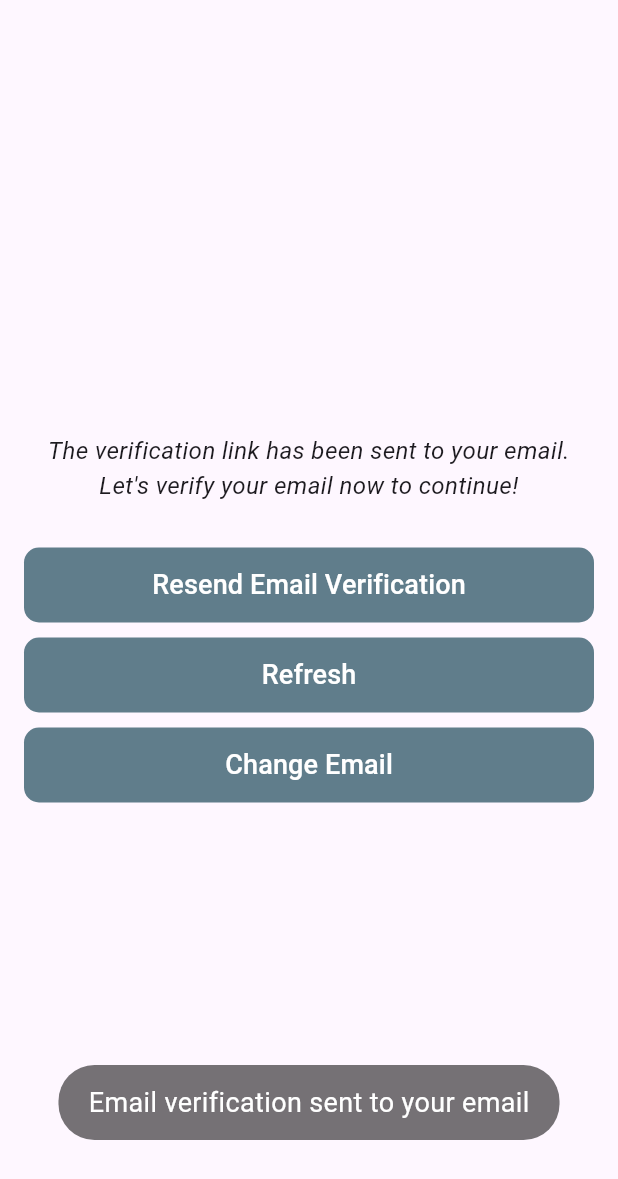
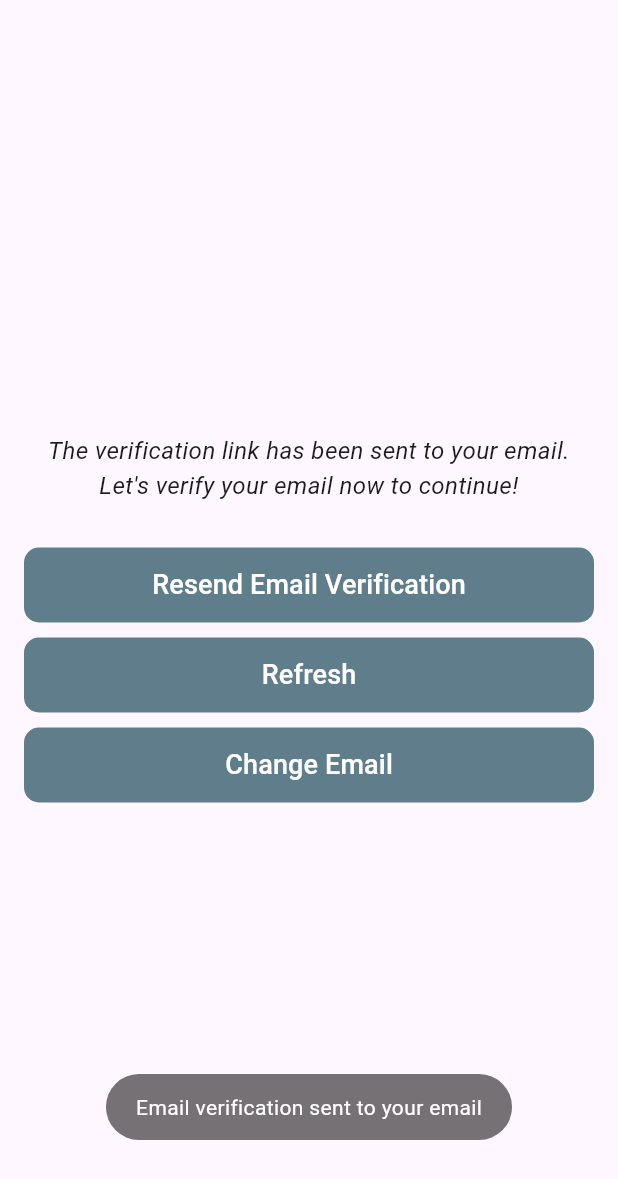
Before and after one commit to itsmeyogs/my_chat, a Flutter app: the VerifyEmailPage screen opened by its route, after a tap on "Resend Email Verification", on a phone screen of 412 x 824 dp. Shown: the top 1179 px of the screen. Run offline on Flutter 3.47's test engine with Material 3 defaults, Android fonts, the light colour scheme and no system bars; our stand-ins replace cloud_firestore, firebase_auth, firebase_core, firebase_storage, flutter_riverpod, fluttertoast and 3 more; accounts and stored records are empty; network calls fail.

Commit message:
changed some views and added some comments

```diff
--- a/lib/core/constants/app_message.dart
+++ b/lib/core/constants/app_message.dart
@@ -1,7 +1,12 @@
+//class yang berisi string message pada aplikasi
+
 class AppMessage{
+  //message validasi textForm name
   static const String errorNameEmpty = "Name cannot be empty.";
   static const String errorNameMinLength = "Name must be at least 3 characters long.";
   static const String errorEmailEmpty = "Email cannot be empty.";
+
+  //message validasi textForm password
   static const String errorEmailNotValid = "Please enter a valid email address.";
   static const String errorPasswordEmpty = "Password cannot be empty.";
   static const String errorPasswordMinLength = "Password must be at least 6 characters long.";
@@ -9,26 +14,40 @@ class AppMessage{
   static const String errorPasswordNotContainLowercase = "Password must contain at least one lowercase letter";
   static const String errorPasswordNotContainNumber = "Password must contain at least one number";
 
+  //message default error
+  static const String defaultError="An error occurred. Please try again later";
 
+  //message ketika login error
   static const String errorLogin = "Can't log in. Please check your email address and password.";
-  static const String defaultError="An error occurred. Please try again later";
+  //message ketika register error(email sudah digunakan)
   static const String errorEmailAlreadyInUse="The new email address is already in use.";
 
+  //message yang ditampilkan di verify email page
   static const String emailVerificationHasBeenSent = "The verification link has been sent to your email.";
   static const String letsVerifyEmail = "Let's verify your email now to continue!";
+
+  //message ketika tombol resendEmailVerification diklik pada verify email page
   static const String resentEmailVerification = "Email verification sent to your email";
 
+  //message ketika berhasil mengubah nama
   static const String successUpdateProfileName = "Updated name successfully";
+
+  //message ketika berhasil mengubah foto profile
   static const String successUpdateProfilePic = "Updated profile photo successfully";
 
+  //message ketika change password dan current password salah
   static const String errorCurrentPasswordIncorrect = "The current password is incorrect";
+
+  //message ketika change password yang mana current dan new password sama
   static const String errorNewPasswordSameCurrentPassword = "The new password cannot be the same as the current password";
 
+  //message ketika berhasil mengubah password
   static const String successUpdatePassword = "Change password successfully";
-  static const String successDeleteAccount = "Account deleted successfully.";
 
+  //message ketika belum ada sama sekali chat
   static const String noChatMessage = "Click the + to start a new conversation";
 
+  //message ketika fitur belum ada(coming soon)
   static const String comingSoon = "Coming Soon!";
 
 
--- a/lib/core/constants/extensions.dart
+++ b/lib/core/constants/extensions.dart
@@ -1,4 +1,6 @@
 import 'package:jiffy/jiffy.dart';
+
+//menambahkan extensi FormatDate untuk DateTime dengan menggunakan jiffy
 
 extension FormatDate on DateTime {
   String jm() => Jiffy.parseFromDateTime(this).jm;
--- a/lib/core/constants/firebase_collection_names.dart
+++ b/lib/core/constants/firebase_collection_names.dart
@@ -1,3 +1,5 @@
+//class yang berisi nama collection yang akan dibuat/digunakan nantinya
+
 class FirebaseCollectionNames{
   static const String users = 'users';
   static const String chatrooms = 'chatrooms';
--- a/lib/core/constants/storage_folder_names.dart
+++ b/lib/core/constants/storage_folder_names.dart
@@ -1,4 +1,7 @@
+//class yang berisi nama folder di firebase storage
+
 class StorageFolderNames{
+  //nama folder untuk menyimpan foto profil
   static const String profilePics = 'profile_pics';
 
   StorageFolderNames._();
--- a/lib/core/repository/user_repository.dart
+++ b/lib/core/repository/user_repository.dart
@@ -186,7 +186,7 @@ class UserRepository {
   }
 
   //change email
-  Future<void> deleteAccount() async{
+  Future<void> changeAccountFromVerify() async{
     final currentUser = _auth.currentUser;
     try{
       if(currentUser!=null){
@@ -208,7 +208,4 @@ class UserRepository {
       showToastMessage(text: e.toString());
     }
   }
-
-
-
 }
--- a/lib/core/utils/utils.dart
+++ b/lib/core/utils/utils.dart
@@ -4,27 +4,41 @@ import 'package:fluttertoast/fluttertoast.dart';
 import 'package:image_picker/image_picker.dart';
 
 
-//pick image method
-Future<File?> pickImage() async{
+// Fungsi untuk menampilkan Image Picker
+Future<File?> pickImage() async {
+  // Membuat variabel nullable bertipe File dengan nama image untuk menyimpan path gambar
   File? image;
+
+  // Inisialisasi ImagePicker
   final picker = ImagePicker();
-  final file = await picker.pickImage(source: ImageSource.gallery, maxWidth: 720, maxHeight: 720);
 
-  if(file != null){
+  // Menampilkan Image Picker dan mengambil hasil pemilihan gambar
+  final file = await picker.pickImage(
+    // Membuka galeri untuk memilih gambar
+    source: ImageSource.gallery,
+    // Mengatur batas maksimum lebar gambar menjadi 720 pixel
+    maxWidth: 720,
+    // Mengatur batas maksimum tinggi gambar menjadi 720 pixel
+    maxHeight: 720,
+  );
+
+  // Mengecek apakah ada gambar yang dipilih
+  if (file != null) {
+    // Jika gambar dipilih, simpan path gambar ke dalam variabel image
     image = File(file.path);
   }
+
+  // Mengembalikan variabel image yang berisi path gambar.
   return image;
 }
 
-// Show Toast Message
-void showToastMessage({
-  required String text,
-}) {
+// Fungsi untuk menampilkan toast message dengan parameter text
+void showToastMessage({required String text,}) {
   Fluttertoast.showToast(
     msg: text,
-    backgroundColor: Colors.black54,
-    fontSize: 18,
-    toastLength: Toast.LENGTH_LONG,
-    gravity: ToastGravity.BOTTOM,
+    backgroundColor: Colors.black54, // Mengatur warna background toast message menjadi hitam transparan
+    fontSize: 14, // Mengatur ukuran font text pada toast message menjadi 14
+    toastLength: Toast.LENGTH_SHORT, // Mengatur durasi toast message menjadi SHORT
+    gravity: ToastGravity.BOTTOM, // Menampilkan toast message di bagian bawah layar
   );
 }
--- a/lib/features/auth/screen/presentation/verify_email_page.dart
+++ b/lib/features/auth/screen/presentation/verify_email_page.dart
@@ -98,7 +98,7 @@ class _VerifyEmailPageState extends ConsumerState<VerifyEmailPage> {
                 child: RoundButton(
                   onPressed: () async {
                     setState(() => isLoading = true);
-                    await ref.read(userProvider).deleteAccount();
+                    await ref.read(userProvider).changeAccountFromVerify();
                     setState(() => isLoading = false);
                   },
                   label: "Change Email",
```
Also changed, not shown: lib/core/constants/firebase_field_names.dart (+6 -3 lines), lib/core/utils/validator.dart (+17 -1 lines), lib/features/homepage/screen/presentation/chat_page.dart (+1 -8 lines), lib/features/homepage/screen/presentation/home_page.dart (+3 -18 lines), lib/features/profile/screen/presentation/profile_page.dart (+9 -5 lines).
